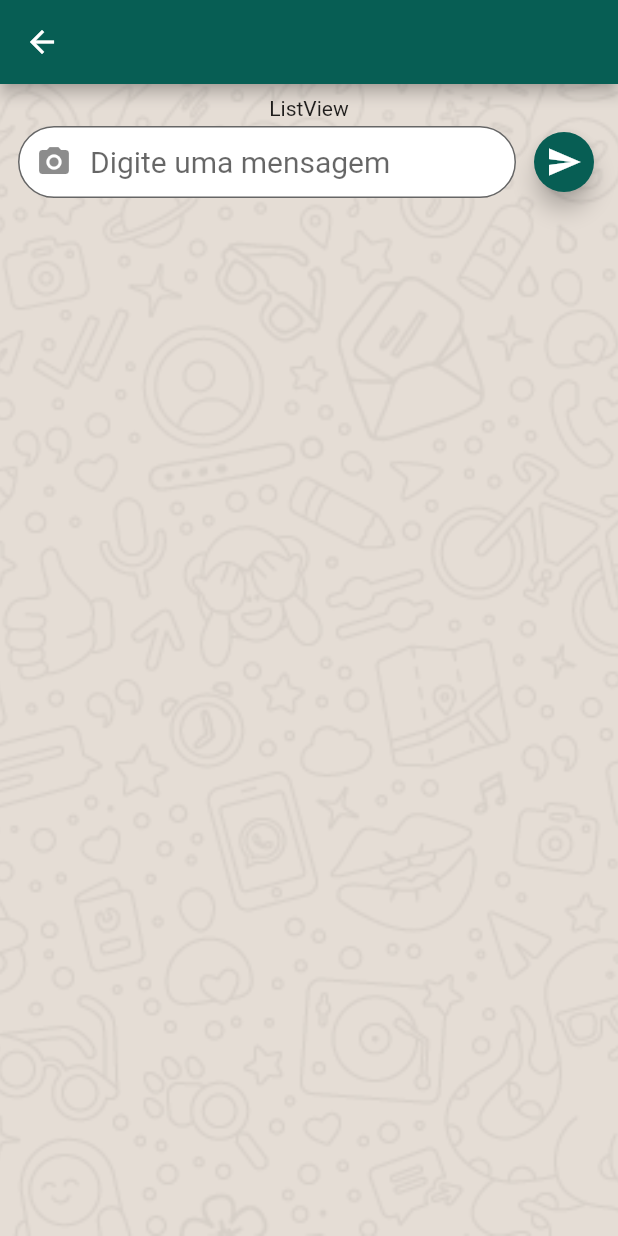
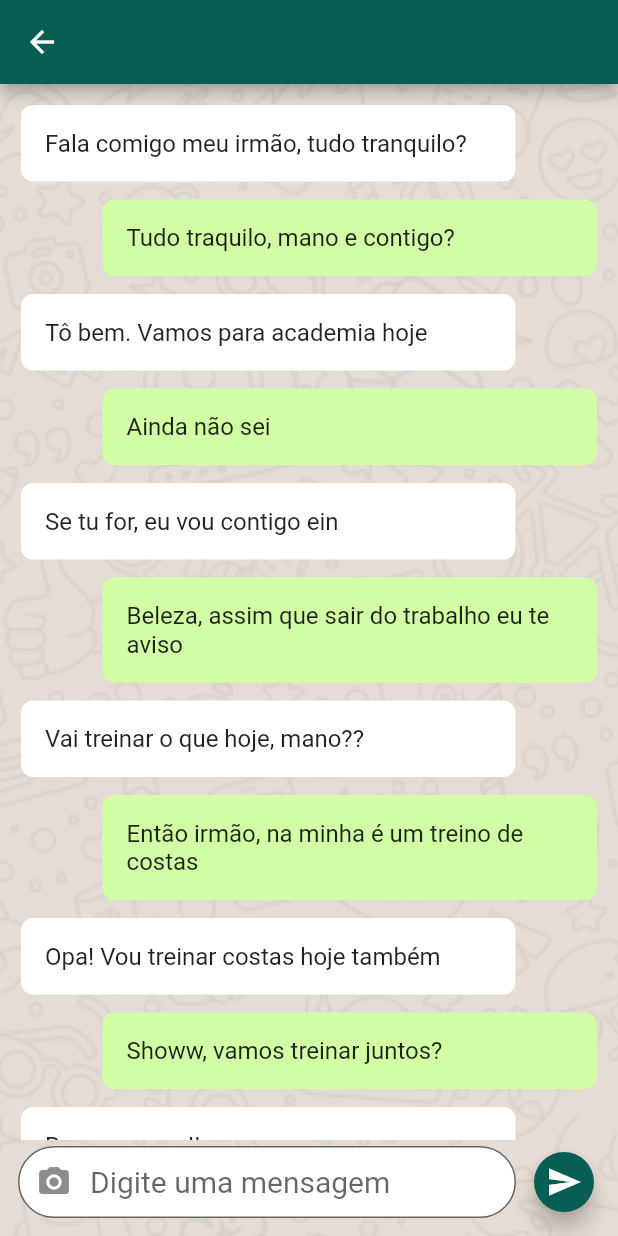
Before and after one commit to andrelucasv/whatsapp_clone, a Flutter app: the Mensagens screen opened directly with empty values, on a phone screen of 412 x 824 dp. Run offline on Flutter 3.47's test engine with Material 2 defaults, Android fonts, the phone set to English and light mode, and no system bars; our stand-ins replace cloud_firestore, firebase_auth, firebase_core, firebase_storage, image_picker; accounts and stored records are empty; generated files the repository leaves out were written again; network calls fail.

Commit message:
Ajustando a interface da tela de mensagens

```diff
--- a/lib/messages.dart
+++ b/lib/messages.dart
@@ -12,6 +12,22 @@ class Mensagens extends StatefulWidget {
 
 class _MensagensState extends State<Mensagens> {
 
+  List<String> listaMensagens = [
+    "Fala comigo meu irmão, tudo tranquilo?",
+    "Tudo traquilo, mano e contigo?",
+    "Tô bem. Vamos para academia hoje",
+    "Ainda não sei",
+    "Se tu for, eu vou contigo ein",
+    "Beleza, assim que sair do trabalho eu te aviso",
+    "Vai treinar o que hoje, mano??",
+    "Então irmão, na minha é um treino de costas",
+    "Opa! Vou treinar costas hoje também",
+    "Showw, vamos treinar juntos?",
+    "Boraa manoo!!",
+    "Massa, vou apressar aqui!!",
+    "Beleza, manito!! Não esquece de avisar"
+
+  ];
   final TextEditingController _controllerMensagem = TextEditingController();
 
   _enviarMensagem() {
@@ -62,6 +78,46 @@ class _MensagensState extends State<Mensagens> {
     ),
   );
 
+  var listView = Expanded(
+    child: ListView.builder(
+      itemCount: listaMensagens.length,
+      itemBuilder: (context, index) {
+
+        double larguraContainer = MediaQuery.of(context).size.width * 0.8;
+
+        //Define cores e alinhamentos por posição
+        Alignment alinhamento = Alignment.centerRight;
+        Color cor = const Color(0xffd2ffa5);
+        if(index % 2 == 0) {
+          cor = Colors.white;
+          alinhamento = Alignment.centerLeft;
+        }
+
+        return Align(
+          alignment: alinhamento,
+          child: Padding(
+            padding: const EdgeInsets.all(6),
+            child: Container(
+              width: larguraContainer,
+              padding: const EdgeInsets.all(16),
+              decoration: BoxDecoration(
+                color: cor,
+                borderRadius: const BorderRadius.all(Radius.circular(8))
+              ),
+              child: Text(
+                listaMensagens[index],
+                style: const TextStyle(
+                  fontSize: 16
+                ),
+              ),
+            ),
+          ),
+        );
+
+      }
+    )
+  );
+
     return Scaffold(
       appBar: AppBar(
         title: Text(widget.contato.nome!),
@@ -79,10 +135,8 @@ class _MensagensState extends State<Mensagens> {
             padding: const EdgeInsets.all(8),
             child: Column(
               children: [
-                const Text("ListView"),
+                listView,
                 caixaMensagem
-                //ListView
-                //TextField
               ],
             ),
           )
```
